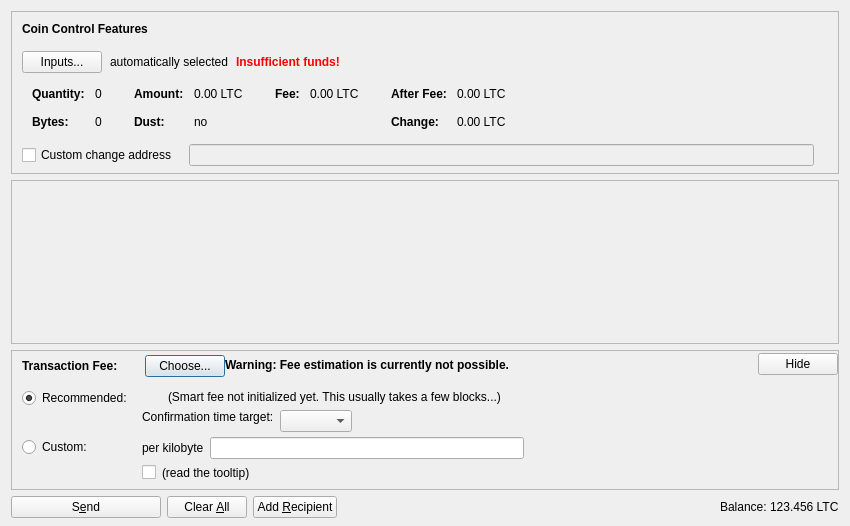
Old version of the form src/qt/forms/sendcoinsdialog.ui in the repository Kevdl01/bluecoin.
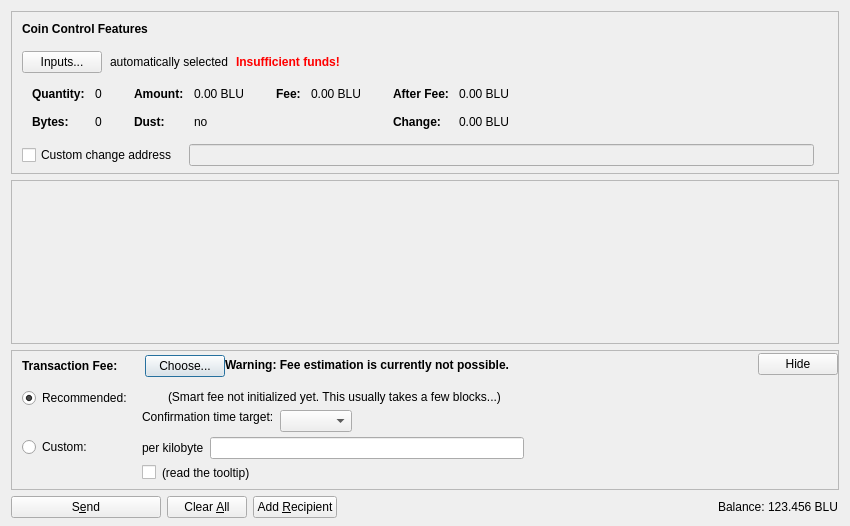
New version of the form. Icons and pictures are not drawn. Custom widgets are drawn as their Qt base class.

Patch:
```diff
--- a/src/qt/forms/sendcoinsdialog.ui
+++ b/src/qt/forms/sendcoinsdialog.ui
@@ -324,7 +324,7 @@
                   <enum>Qt::ActionsContextMenu</enum>
                  </property>
                  <property name="text">
-                  <string notr="true">0.00 LTC</string>
+                  <string notr="true">0.00 BLU</string>
                  </property>
                  <property name="textInteractionFlags">
                   <set>Qt::LinksAccessibleByMouse|Qt::TextSelectableByKeyboard|Qt::TextSelectableByMouse</set>
@@ -404,7 +404,7 @@
                   <enum>Qt::ActionsContextMenu</enum>
                  </property>
                  <property name="text">
-                  <string notr="true">0.00 LTC</string>
+                  <string notr="true">0.00 BLU</string>
                  </property>
                  <property name="textInteractionFlags">
                   <set>Qt::LinksAccessibleByMouse|Qt::TextSelectableByKeyboard|Qt::TextSelectableByMouse</set>
@@ -455,7 +455,7 @@
                   <enum>Qt::ActionsContextMenu</enum>
                  </property>
                  <property name="text">
-                  <string notr="true">0.00 LTC</string>
+                  <string notr="true">0.00 BLU</string>
                  </property>
                  <property name="textInteractionFlags">
                   <set>Qt::LinksAccessibleByMouse|Qt::TextSelectableByKeyboard|Qt::TextSelectableByMouse</set>
@@ -484,7 +484,7 @@
                   <enum>Qt::ActionsContextMenu</enum>
                  </property>
                  <property name="text">
-                  <string notr="true">0.00 LTC</string>
+                  <string notr="true">0.00 BLU</string>
                  </property>
                  <property name="textInteractionFlags">
                   <set>Qt::LinksAccessibleByMouse|Qt::TextSelectableByKeyboard|Qt::TextSelectableByMouse</set>
@@ -1237,7 +1237,7 @@
           <cursorShape>IBeamCursor</cursorShape>
          </property>
          <property name="text">
-          <string notr="true">123.456 LTC</string>
+          <string notr="true">123.456 BLU</string>
          </property>
          <property name="textInteractionFlags">
           <set>Qt::LinksAccessibleByMouse|Qt::TextSelectableByKeyboard|Qt::TextSelectableByMouse</set>
```
